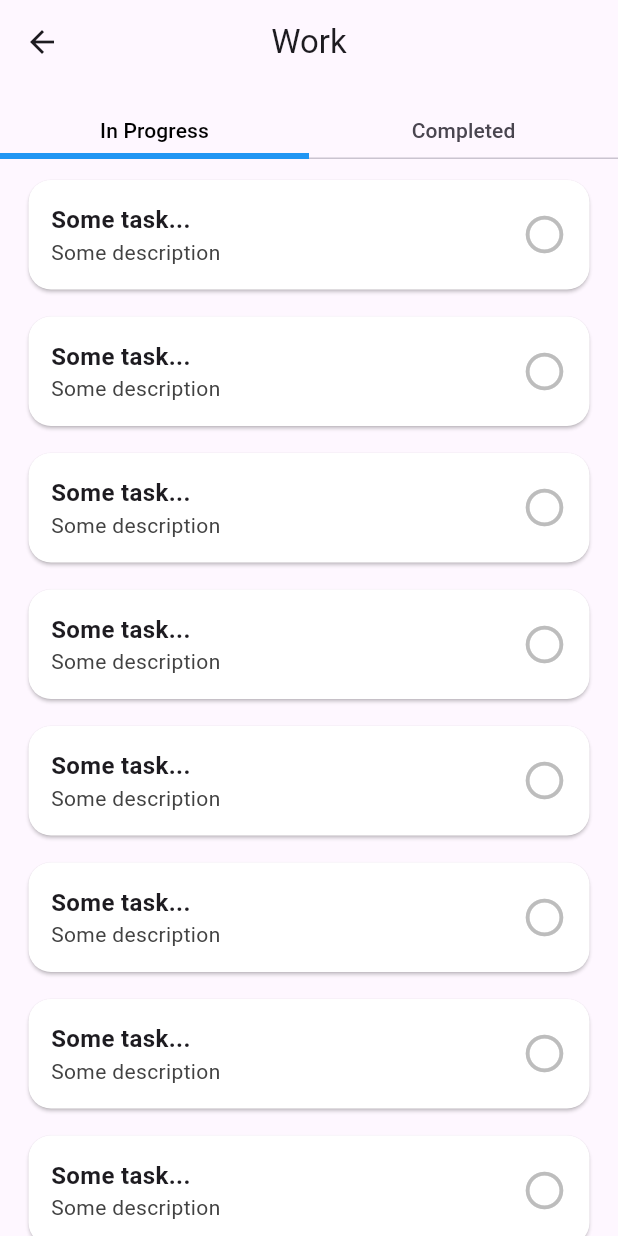
After one commit to oleg9952/taskly, a Flutter app: the screen it shows after launch, after a tap on "5 of 12", on a phone screen of 412 x 824 dp. The commit adds this screen. Run offline on Flutter 3.47's test engine with Material 3 defaults, Android fonts, the phone set to English and light mode, and no system bars; our stand-ins replace go_router.

Commit message:
complete category screen and setup go_router

```diff
--- a/lib/main.dart
+++ b/lib/main.dart
@@ -1,6 +1,6 @@
 import 'package:flutter/material.dart';
 
-import 'screens/home/home.dart';
+import 'router/routes.dart';
 
 void main() {
   runApp(const MainApp());
@@ -11,7 +11,9 @@ class MainApp extends StatelessWidget {
 
   @override
   Widget build(BuildContext context) {
-    return const MaterialApp(
-        debugShowCheckedModeBanner: false, home: HomeScreen());
+    return MaterialApp.router(
+      debugShowCheckedModeBanner: false,
+      routerConfig: routes,
+    );
   }
 }
--- /dev/null
+++ b/lib/router/paths.dart
@@ -0,0 +1,11 @@
+class Path {
+  final String name;
+  final String path;
+
+  Path({required this.name, required this.path});
+}
+
+class Paths {
+  static final home = Path(name: 'home', path: '/');
+  static final category = Path(name: 'category', path: '/category/:id');
+}
--- /dev/null
+++ b/lib/router/routes.dart
@@ -0,0 +1,20 @@
+import 'package:go_router/go_router.dart';
+
+import '../screens/category/category.dart';
+import '../screens/home/home.dart';
+
+import 'paths.dart';
+
+final routes = GoRouter(routes: [
+  GoRoute(
+    name: Paths.home.name,
+    path: Paths.home.path,
+    builder: (context, state) => const HomeScreen(),
+  ),
+  GoRoute(
+    name: Paths.category.name,
+    path: Paths.category.path,
+    builder: (context, state) =>
+        CategoryScreen(categoryId: state.pathParameters['id']!),
+  )
+]);
--- /dev/null
+++ b/lib/screens/category/category.dart
@@ -0,0 +1,44 @@
+import 'package:flutter/material.dart';
+
+import '../../shared/types.dart';
+import 'widgets/category_tab_view.dart';
+
+class CategoryScreen extends StatelessWidget {
+  final String categoryId;
+  const CategoryScreen({super.key, required this.categoryId});
+
+  @override
+  Widget build(BuildContext context) {
+    return DefaultTabController(
+      length: 2,
+      child: Scaffold(
+        body: NestedScrollView(
+          headerSliverBuilder: (context, innerBoxIsScrolled) => [
+            const SliverAppBar(
+              title: Text('Work'),
+              centerTitle: true,
+              floating: true,
+              snap: false,
+              pinned: true,
+              bottom: TabBar(
+                tabs: [Text('In Progress'), Text('Completed')],
+                labelColor: Colors.black,
+                labelPadding: EdgeInsets.symmetric(vertical: 5),
+                padding: EdgeInsets.zero,
+                indicatorSize: TabBarIndicatorSize.tab,
+                indicatorColor: Colors.blue,
+                indicatorWeight: 4.0,
+              ),
+            ),
+          ],
+          body: const TabBarView(
+            children: [
+              CategoryTabView(variant: CategoryTabViewVariant.inProgress),
+              CategoryTabView(variant: CategoryTabViewVariant.completed),
+            ],
+          ),
+        ),
+      ),
+    );
+  }
+}
--- /dev/null
+++ b/lib/screens/category/widgets/category_tab_view.dart
@@ -0,0 +1,32 @@
+import 'package:flutter/material.dart';
+
+import '../../../shared/constants.dart';
+import '../../../shared/types.dart';
+import 'task_card.dart';
+
+class CategoryTabView extends StatelessWidget {
+  final CategoryTabViewVariant variant;
+
+  const CategoryTabView({super.key, required this.variant});
+
+  @override
+  Widget build(BuildContext context) {
+    final insets = MediaQuery.viewPaddingOf(context);
+
+    return ListView.separated(
+      padding: EdgeInsets.only(
+        top: 10,
+        left: HORIZONTAL_PADDING + insets.left,
+        right: HORIZONTAL_PADDING + insets.right,
+        bottom: 30,
+      ),
+      itemCount: 20,
+      separatorBuilder: (_, __) => const SizedBox(height: 10),
+      itemBuilder: (context, index) {
+        return TaskCard(
+          variant: variant,
+        );
+      },
+    );
+  }
+}
--- /dev/null
+++ b/lib/screens/category/widgets/task_card.dart
@@ -0,0 +1,93 @@
+import 'package:flutter/material.dart';
+
+import '../../../shared/constants.dart';
+import '../../../shared/types.dart';
+
+class TaskCard extends StatelessWidget {
+  final CategoryTabViewVariant variant;
+
+  const TaskCard({super.key, required this.variant});
+
+  bool get isCompleted => variant == CategoryTabViewVariant.completed;
+
+  @override
+  Widget build(BuildContext context) {
+    final textDecoration =
+        isCompleted ? TextDecoration.lineThrough : TextDecoration.none;
+
+    return GestureDetector(
+      onTap: () {
+        // TODO: move task to completed
+        print('mark as completed');
+      },
+      onLongPress: () {
+        // TODO: show fullscreen preview with ability to edit
+        print('show preview');
+      },
+      child: Card(
+        color: Colors.white,
+        shape: RoundedRectangleBorder(
+            borderRadius: BorderRadius.circular(CARD_BORDER_RADIUS)),
+        child: Padding(
+          padding: const EdgeInsets.all(CARD_PADDING),
+          child: Row(
+            children: [
+              Expanded(
+                child: Column(
+                  crossAxisAlignment: CrossAxisAlignment.start,
+                  children: [
+                    // -----------------------
+                    // Title
+                    // -----------------------
+                    Text(
+                      'Some task...',
+                      style: TextStyle(
+                          fontWeight: FontWeight.bold,
+                          fontSize: 16,
+                          decoration: textDecoration),
+                    ),
+
+                    // -----------------------
+                    // Description
+                    // -----------------------
+                    Text(
+                      'Some description',
+                      maxLines: 2,
+                      overflow: TextOverflow.ellipsis,
+                      style: TextStyle(
+                          color: Colors.grey[800], decoration: textDecoration),
+                    )
+                  ],
+                ),
+              ),
+              Column(
+                children: [
+                  // -----------------------
+                  // Circular checkbox
+                  // -----------------------
+                  iconByVariant()
+                ],
+              )
+            ],
+          ),
+        ),
+      ),
+    );
+  }
+
+  Icon iconByVariant() {
+    if (isCompleted) {
+      return Icon(
+        Icons.check_circle,
+        size: 30,
+        color: Colors.blue[400],
+      );
+    }
+
+    return Icon(
+      Icons.circle_outlined,
+      size: 30,
+      color: Colors.grey[400],
+    );
+  }
+}
--- a/lib/screens/home/home.dart
+++ b/lib/screens/home/home.dart
@@ -1,6 +1,6 @@
 import 'package:flutter/material.dart';
 import './widgets/category_card.dart';
-import 'constants.dart';
+import '../../shared/constants.dart';
 
 class HomeScreen extends StatelessWidget {
   const HomeScreen({super.key});
@@ -47,7 +47,10 @@ class HomeScreen extends StatelessWidget {
               mainAxisExtent: 140,
             ),
             itemCount: 40,
-            itemBuilder: (_, __) => const CategoryCard(),
+            itemBuilder: (_, __) => const CategoryCard(
+              title: 'Home',
+              description: 'Some long description...',
+            ),
           );
         },
       ),
--- a/lib/screens/home/widgets/category_card.dart
+++ b/lib/screens/home/widgets/category_card.dart
@@ -1,20 +1,29 @@
 import 'package:flutter/material.dart';
+import 'package:go_router/go_router.dart';
 
-import '../constants.dart';
+import '../../../router/paths.dart';
+import '../../../shared/constants.dart';
 
 class CategoryCard extends StatelessWidget {
+  final String title;
+  final String description;
+
   const CategoryCard({
     super.key,
+    required this.title,
+    required this.description,
   });
 
   @override
   Widget build(BuildContext context) {
-    return Card(
+    return GestureDetector(
+      onTap: () => goToCategory(context),
+      child: Card(
         shape: RoundedRectangleBorder(
             borderRadius: BorderRadius.circular(CARD_BORDER_RADIUS)),
         color: Colors.white,
         child: Padding(
-        padding: const EdgeInsets.all(15.0),
+          padding: const EdgeInsets.all(CARD_PADDING),
           child: Row(
             children: [
               Column(
@@ -26,8 +35,10 @@ class CategoryCard extends StatelessWidget {
                     width: 60,
                     height: 60,
                     decoration: BoxDecoration(
-                      color: Color.lerp(Colors.blue[50], Colors.blue[100], 0.5),
-                      borderRadius: BorderRadius.circular(CARD_BORDER_RADIUS)),
+                        color:
+                            Color.lerp(Colors.blue[50], Colors.blue[100], 0.5),
+                        borderRadius:
+                            BorderRadius.circular(CARD_BORDER_RADIUS)),
                     child: const Icon(
                       Icons.work,
                       color: Colors.blue,
@@ -58,7 +69,8 @@ class CategoryCard extends StatelessWidget {
                     // -----------------------
                     const Text(
                       'Work',
-                    style: TextStyle(fontWeight: FontWeight.bold, fontSize: 16),
+                      style:
+                          TextStyle(fontWeight: FontWeight.bold, fontSize: 16),
                     ),
 
                     // -----------------------
@@ -90,6 +102,11 @@ class CategoryCard extends StatelessWidget {
             ],
           ),
         ),
+      ),
     );
   }
+
+  void goToCategory(BuildContext context) {
+    context.pushNamed(Paths.category.name, pathParameters: {'id': title});
   }
+}
--- a/lib/screens/home/constants.dart
+++ b/lib/shared/constants.dart
@@ -1,3 +1,4 @@
 const HORIZONTAL_PADDING = 15.0;
 const CARD_ELEMENTS_SPACING = 15.0;
 const CARD_BORDER_RADIUS = 15.0;
+const CARD_PADDING = 15.0;
--- /dev/null
+++ b/lib/shared/types.dart
@@ -0,0 +1 @@
+enum CategoryTabViewVariant { inProgress, completed }
--- a/pubspec.yaml
+++ b/pubspec.yaml
@@ -9,6 +9,7 @@ environment:
 dependencies:
   flutter:
     sdk: flutter
+  go_router: ^15.1.2
 
 dev_dependencies:
   flutter_test:
```
Also changed, not shown: pubspec.lock. Lines whose indentation alone changed are shown as unchanged.
